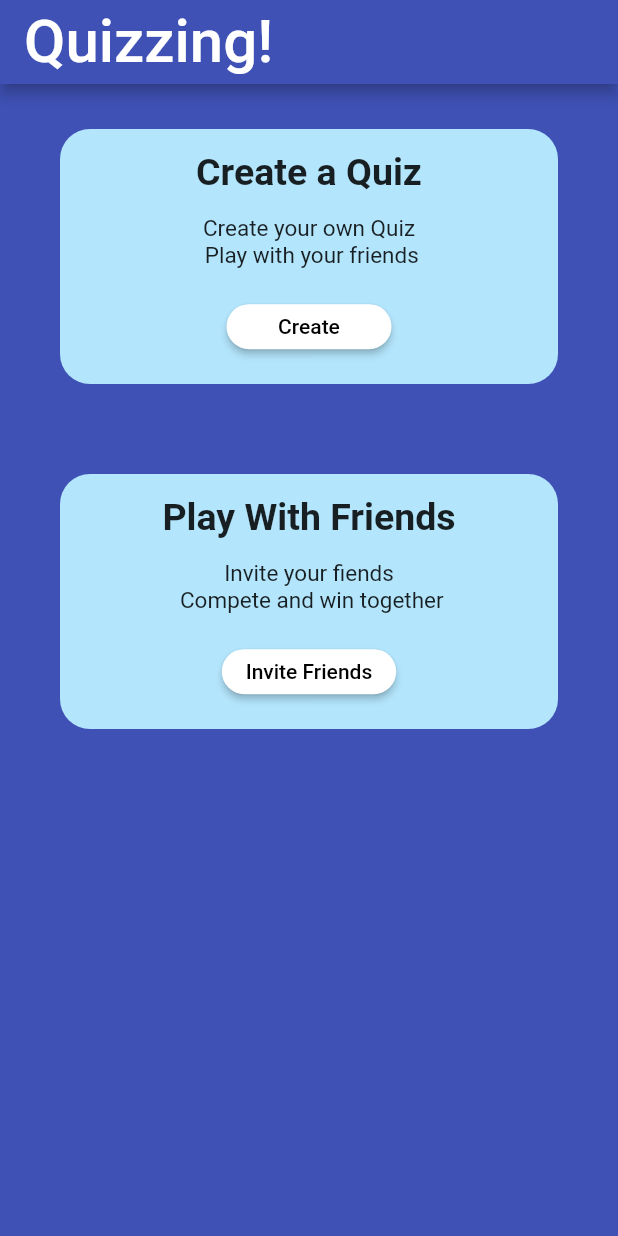
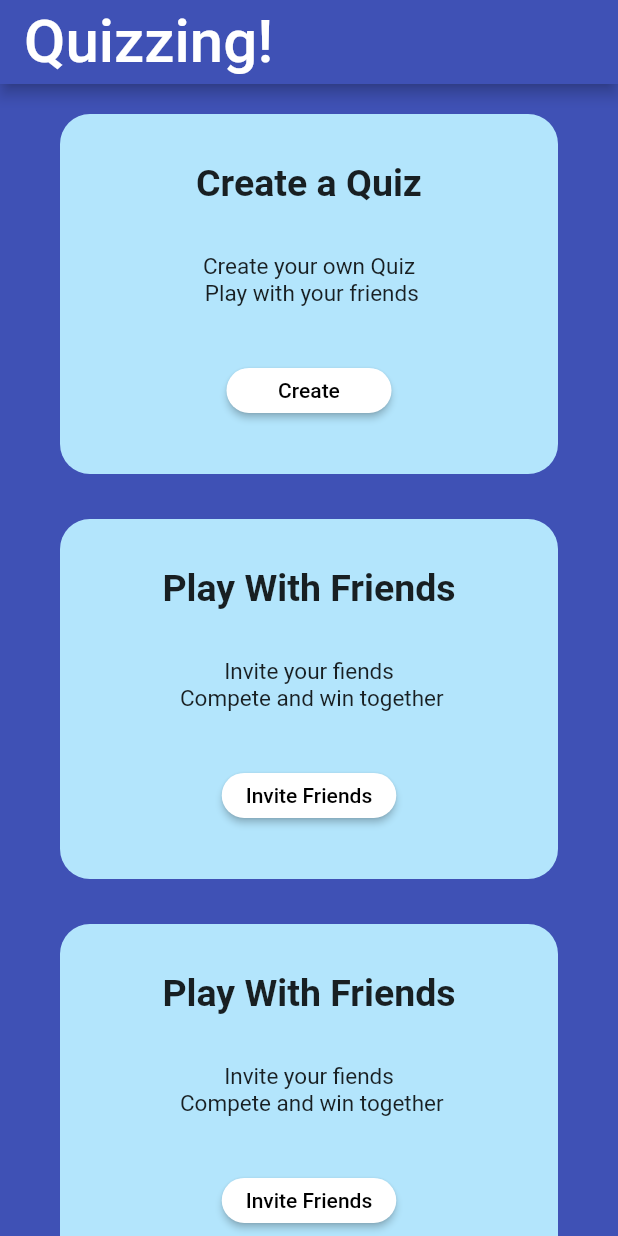
Before and after one commit to Encode-PDEU/App-Dev_Encode_HF22, a Flutter app: the screen it shows after launch, on a phone screen of 412 x 824 dp. Run offline on Flutter 3.47's test engine with Material 2 defaults, Android fonts, the light colour scheme and no system bars; our stand-ins replace rflutter_alert.

Commit message:
Modified various properties to match the Figma design more accurately

```diff
--- a/quizzler/lib/screens/quiz.dart
+++ b/quizzler/lib/screens/quiz.dart
@@ -10,9 +10,9 @@ class QuizPages extends StatefulWidget {
 class _QuizPagesState extends State<QuizPages> {
   Widget gameTile(String field1, String field2, String field3) {
     return Container(
-      height: 170,
+      height: 240,
       width: 200,
-      margin: const EdgeInsets.symmetric(horizontal: 40, vertical: 30),
+      margin: const EdgeInsets.fromLTRB(40, 20, 40, 10),
       decoration: BoxDecoration(
         color: Colors.lightBlue.shade100,
         borderRadius: const BorderRadius.all(Radius.circular(20)),
@@ -49,7 +49,8 @@ class _QuizPagesState extends State<QuizPages> {
 
   @override
   Widget build(BuildContext context) {
-    return Scaffold(
+    return SafeArea(
+      child: Scaffold(
         backgroundColor: Colors.indigo,
         appBar: AppBar(
           backgroundColor: Colors.indigo,
@@ -68,7 +69,16 @@ class _QuizPagesState extends State<QuizPages> {
                 'Play With Friends',
                 'Invite your fiends \n Compete and win together',
                 'Invite Friends'),
+            gameTile(
+                'Play With Friends',
+                'Invite your fiends \n Compete and win together',
+                'Invite Friends'),
+            gameTile(
+                'Play With Friends',
+                'Invite your fiends \n Compete and win together',
+                'Invite Friends'),
           ],
+        ),
       ),
     );
   }
```
Lines whose indentation alone changed are shown as unchanged.
